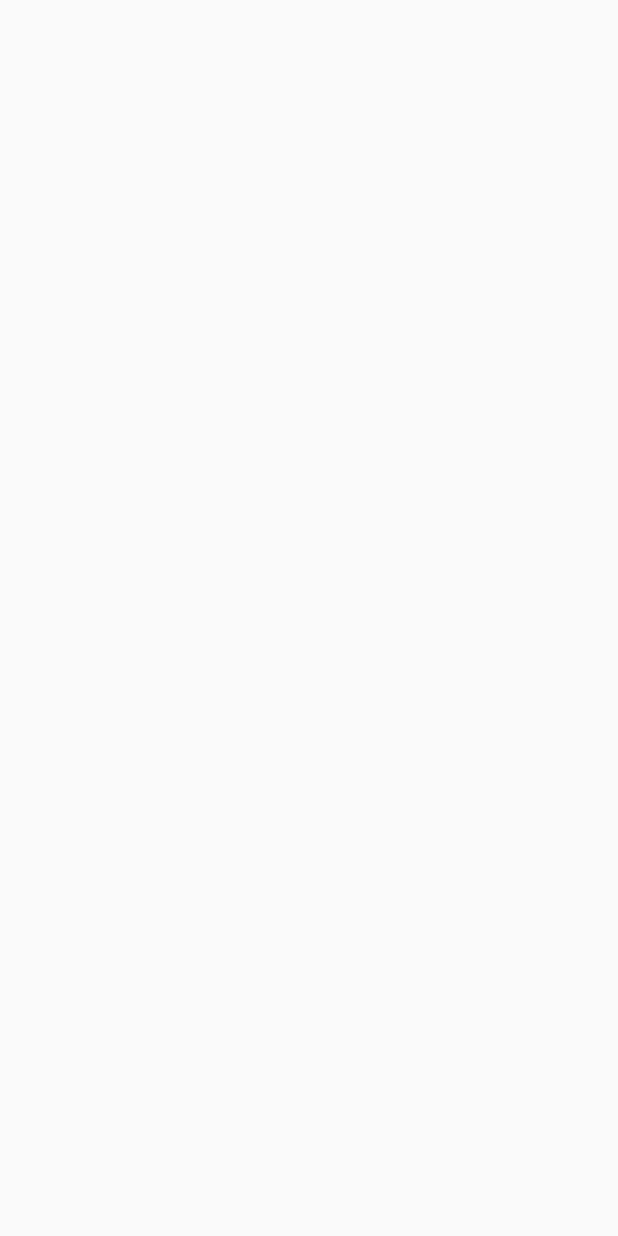
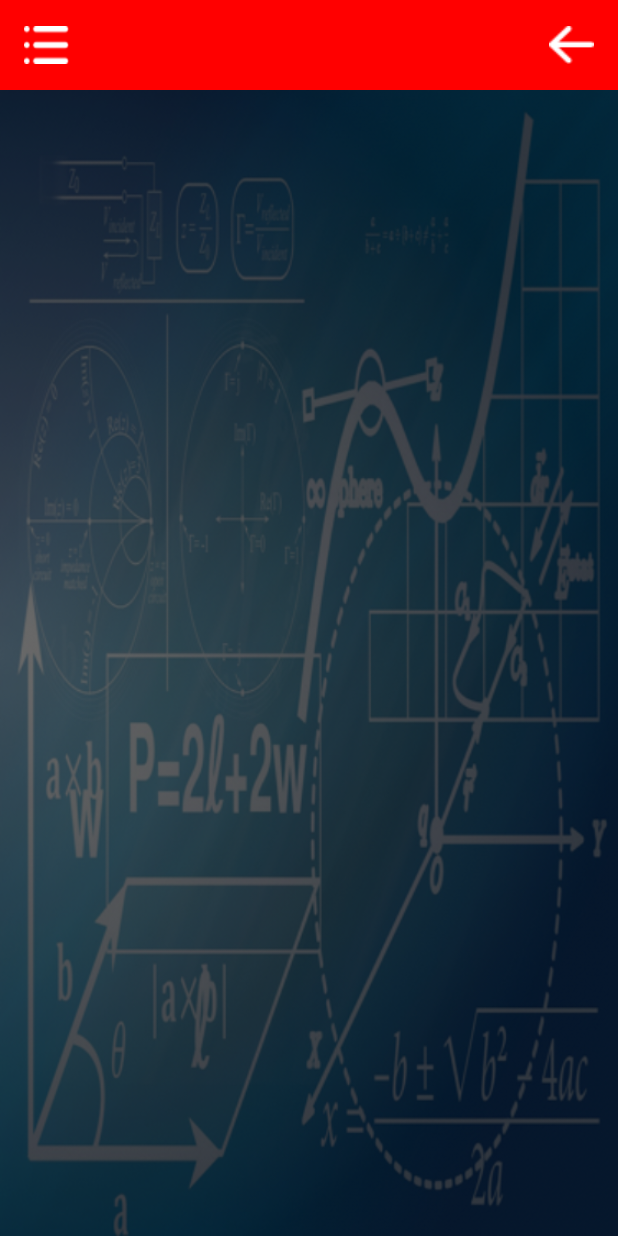
Before and after one commit to arunlakhera/EngineeringAcademyApp, an Android app: the ArticlesActivity screen opened directly, with no data from a screen before it, on a phone screen of 412 x 824 dp. Before the commit the screen is empty. Run offline under Robolectric (Android 15) with nearby library versions, the phone set to English and light mode, and no system bars.

Commit message:
All Screens added

```diff
--- a/app/src/main/res/layout/activity_articles.xml
+++ b/app/src/main/res/layout/activity_articles.xml
@@ -1,9 +1,23 @@
 <?xml version="1.0" encoding="utf-8"?>
-<android.support.constraint.ConstraintLayout xmlns:android="http://schemas.android.com/apk/res/android"
+<RelativeLayout xmlns:android="http://schemas.android.com/apk/res/android"
     xmlns:app="http://schemas.android.com/apk/res-auto"
     xmlns:tools="http://schemas.android.com/tools"
     android:layout_width="match_parent"
     android:layout_height="match_parent"
-    tools:context=".ArticlesActivity">
+    tools:context=".AnswersActivity">
 
-</android.support.constraint.ConstraintLayout>
+    <include layout="@layout/toolbar_layout"
+        android:id="@+id/toolbar"
+        />
+
+    <ImageView
+        android:layout_width="match_parent"
+        android:layout_height="match_parent"
+        android:src="@drawable/ea_bg"
+        android:layout_below="@id/toolbar"
+        android:scaleType="fitXY"
+        />
+
+
+
+</RelativeLayout>
--- a/app/src/main/res/layout/activity_exam_list.xml
+++ b/app/src/main/res/layout/activity_exam_list.xml
@@ -16,8 +16,7 @@
         android:src="@drawable/ea_bg"
         android:layout_below="@id/toolbar"
         android:scaleType="fitXY"
+        android:alpha="0.8"
         />
 
-
-
 </RelativeLayout>
```
Also changed, not shown: app/src/main/java/com/pikchillytechnologies/engineeingacademy/CoursesActivity.java (+15 -0 lines), app/src/main/res/layout/activity_sub_courses.xml (+10 -1 lines), app/src/main/res/layout/sub_courses_listview.xml (added, +104 -0 lines), app/src/main/res/drawable-v24/Buy.png (added), app/src/main/res/drawable-v24/course_bg.png (added).
